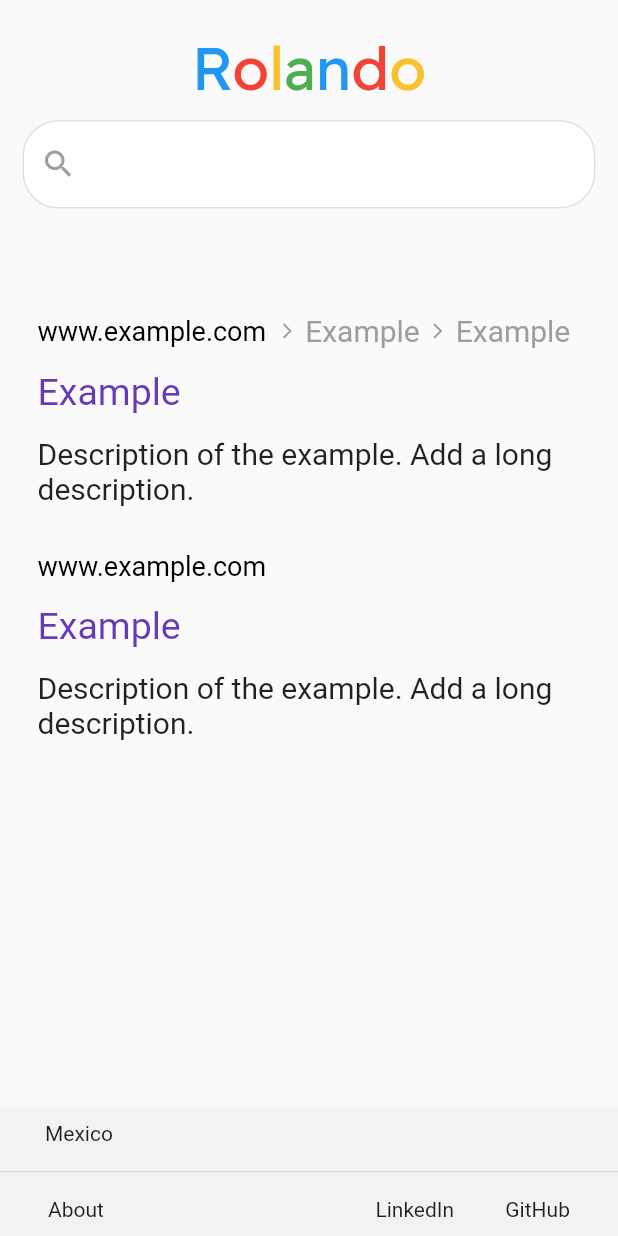
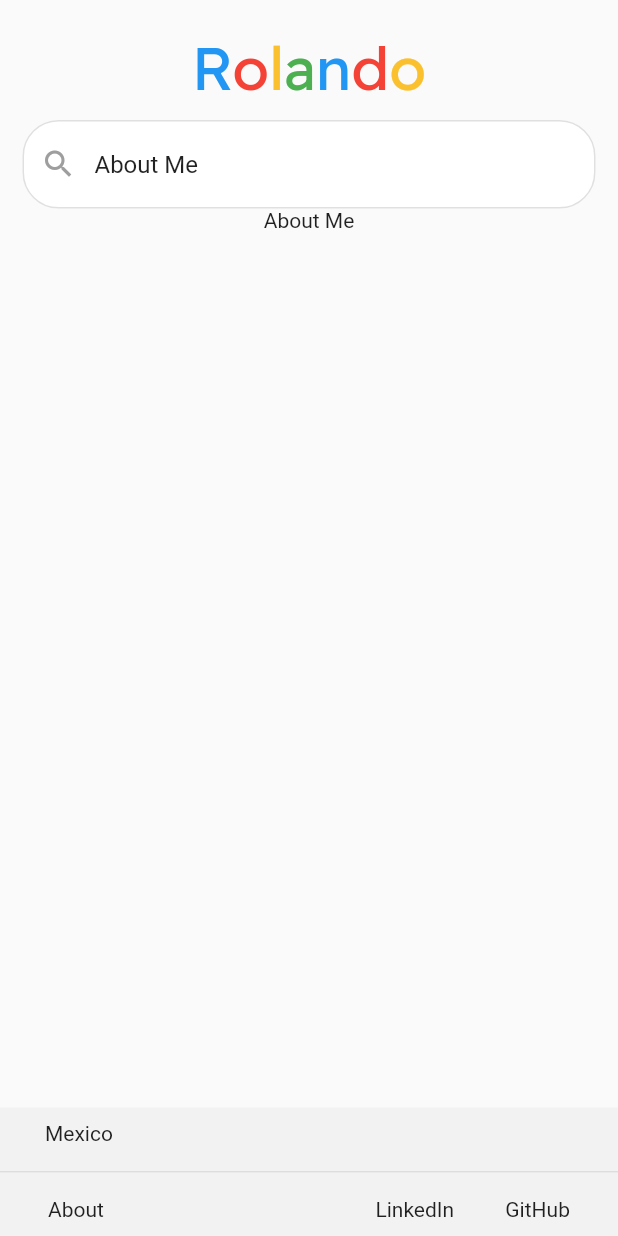
Before and after one commit to DevKhalyd/rg_portfolio, a Flutter app: the SearchScreen screen opened by its route, on a phone screen of 412 x 824 dp. Run offline on Flutter 3.47's test engine with Material 2 defaults, Android fonts, the phone set to English and light mode, and no system bars; our stand-ins replace bloc, equatable, flutter_bloc, flutter_smart_dialog.

Commit message:
Improvements in the web

```diff
--- a/lib/app.dart
+++ b/lib/app.dart
@@ -18,7 +18,6 @@ class App extends StatelessWidget {
               create: (_) => HomeBloc(
                     homeRepository: HomeRepository(),
                   )),
-          // TODO: Define here the new bloc because of the Web on Flutter
         ],
         // Note Here the data
         child: MaterialApp(
@@ -40,7 +39,7 @@ class App extends StatelessWidget {
             ),
           ),
           title: Utils.appName,
-          initialRoute: Routes.home,
+          initialRoute: Routes.initialRoute,
           routes: Routes.routes,
         ));
   }
--- a/lib/core/routes.dart
+++ b/lib/core/routes.dart
@@ -4,8 +4,10 @@ import '../features/home/presentation/screens/home_screen.dart';
 import '../features/search/presentation/screen/search_screen.dart';
 
 abstract class Routes {
+  static const initialRoute = home;
+
   /// The first route to show in the screen
-  static const String home = '/home';
+  static const home = '/home';
   static const search = '/search';
 
   static final routes = <String, WidgetBuilder>{
@@ -13,8 +15,3 @@ abstract class Routes {
     search: (_) => const SearchScreen(),
   };
 }
-
-test() {
-  // Basically I can put how to show the dialog... if its a stack or a simple dialog
-  //showDialog(context: context, builder: builder);
-}
--- a/lib/features/home/presentation/bloc/home_event.dart
+++ b/lib/features/home/presentation/bloc/home_event.dart
@@ -34,5 +34,15 @@ class HomeTogglePressed extends HomeEvent {
   List<Object> get props => [menu];
 }
 
+/// Event when the user select a new item in the menu
+class HomeSelectedSearch extends HomeEvent {
+  const HomeSelectedSearch({required this.item});
+
+  final SearchItem item;
+
+  @override
+  List<Object> get props => [item];
+}
+
 /// When the screen is in the initial state [HomeLoaded]
 class HomeInitial extends HomeEvent {}
--- a/lib/features/home/presentation/bloc/home_repository.dart
+++ b/lib/features/home/presentation/bloc/home_repository.dart
@@ -1,15 +1,19 @@
 import '../../../../core/utils/utils.dart';
 import '../../domain/usecases/searcher_item.dart';
 
+final _searchItems = [
+  SearchItem(label: 'About Me'),
+  SearchItem(label: 'Projects'),
+];
+
 /// The logic for the HomeRepository
 class HomeRepository {
-  final _searchItems = [
-    SearchItem(label: 'About me'),
-    SearchItem(label: 'Projects'),
-    SearchItem(label: 'More...'),
-  ];
+  List<SearchItem> get searchItems => _searchItems;
 
-  List<SearchItem> get searchItems => _searchItems;
+  SearchItem _currentSearchItem = _searchItems[0];
+
+  /// Current item showing to the user
+  SearchItem get currentSearchItem => _currentSearchItem;
 
   bool _isMenuOpen = false;
 
@@ -23,10 +27,11 @@ class HomeRepository {
     }
   }
 
-  void changeSearchItem(SearchItem item) {
+  void updateSearchItem(SearchItem item) {
     for (var element in _searchItems) {
       if (element.label == item.label) {
         element.wasSelected = true;
+        _currentSearchItem = element;
         break;
       }
     }
--- a/lib/features/home/presentation/bloc/home_state.dart
+++ b/lib/features/home/presentation/bloc/home_state.dart
@@ -1,7 +1,6 @@
 part of 'home_bloc.dart';
 
 /*
-
 What are the states?
 
 Basically the state of the current page.
@@ -54,3 +53,13 @@ class HomeError extends HomeState {
   @override
   List<Object> get props => [message];
 }
+
+class HomeSearch extends HomeState {
+  const HomeSearch({required this.search});
+
+  /// The item selected by the user
+  final SearchItem search;
+
+  @override
+  List<Object> get props => [search];
+}
--- a/lib/features/home/presentation/widgets/body/body_home.dart
+++ b/lib/features/home/presentation/widgets/body/body_home.dart
@@ -23,9 +23,8 @@ class BodyHome extends StatelessWidget {
         const RGName(),
         const SizedBox(height: 30),
         TextFieldSearcher(
-          onSelected: (option) {
-            Navigator.of(context).pushNamed(Routes.search, arguments: option);
-          },
+          onSelected: (option) =>
+              Navigator.of(context).pushNamed(Routes.search),
         ),
         const SizedBox(height: 40),
         Row(
--- a/lib/features/home/presentation/widgets/body/txt_field_searcher.dart
+++ b/lib/features/home/presentation/widgets/body/txt_field_searcher.dart
@@ -20,9 +20,11 @@ class TextFieldSearcher extends StatefulWidget {
   const TextFieldSearcher({
     Key? key,
     this.onSelected,
+    this.initialValue = '',
   }) : super(key: key);
 
   final void Function(SearchItem)? onSelected;
+  final String initialValue;
 
   @override
   State<TextFieldSearcher> createState() => _TextFieldSearcherState();
@@ -32,6 +34,15 @@ class _TextFieldSearcherState extends State<TextFieldSearcher> {
   // Need for a correct working of the text field
   final focusNode = FocusNode();
   final controller = TextEditingController();
+
+  void Function(SearchItem)? onSelected;
+
+  @override
+  void initState() {
+    super.initState();
+    onSelected = widget.onSelected;
+    controller.text = widget.initialValue;
+  }
 
   @override
   Widget build(BuildContext context) {
@@ -45,7 +56,10 @@ class _TextFieldSearcherState extends State<TextFieldSearcher> {
     return RawAutocomplete<SearchItem>(
         textEditingController: controller,
         focusNode: focusNode,
-        onSelected: widget.onSelected,
+        onSelected: (item) {
+          context.read<HomeBloc>().add(HomeSelectedSearch(item: item));
+          if (onSelected != null) onSelected!(item);
+        },
         fieldViewBuilder: (_, controller, focusNode, onSubmitted) {
           return Padding(
             padding: EdgeInsets.symmetric(horizontal: isMobileSize ? 15 : 0),
@@ -91,6 +105,7 @@ class _TextFieldSearcherState extends State<TextFieldSearcher> {
             ),
           );
         },
+        // The options to show in the screen
         optionsBuilder: (textEditingValue) => homeRepository.searchItems,
         optionsViewBuilder: (_, onSelected, options) {
           const sharedBorderRadius = BorderRadius.only(
@@ -118,7 +133,7 @@ class _TextFieldSearcherState extends State<TextFieldSearcher> {
                       hoverColor: Colors.grey.shade300,
                       leading: const Icon(Icons.history),
                       onTap: () {
-                        homeRepository.changeSearchItem(option);
+                        homeRepository.updateSearchItem(option);
                         onSelected(option);
                       },
                       title: TextCustom(
--- a/lib/features/search/presentation/screen/search_screen.dart
+++ b/lib/features/search/presentation/screen/search_screen.dart
@@ -4,8 +4,6 @@ import '../widgets/body/body_searcher.dart';
 import '../widgets/footer/footer_searcher.dart';
 import '../widgets/header/header_searcher.dart';
 
-
-// TODO: Work on the items to show in the BodySearcher
 
 class SearchScreen extends StatelessWidget {
   const SearchScreen({Key? key}) : super(key: key);
--- a/lib/features/search/presentation/widgets/body/body_searcher.dart
+++ b/lib/features/search/presentation/widgets/body/body_searcher.dart
@@ -1,9 +1,9 @@
 import 'package:flutter/material.dart';
 import 'package:flutter_bloc/flutter_bloc.dart';
+import 'package:rg_portfolio/core/widgets/text_custom.dart';
 
 import '../../../../../core/extensions/build_context_ext.dart';
 import '../../../../home/presentation/bloc/home_bloc.dart';
-import 'searcher_link_item.dart';
 
 class BodySearcher extends StatelessWidget {
   const BodySearcher({Key? key}) : super(key: key);
@@ -56,7 +56,6 @@ class BodySearcher extends StatelessWidget {
 }
 
 
-// TODO: Start to listen to this place
 /// The results of the search
 class ResultsSearch extends StatelessWidget {
   const ResultsSearch({
@@ -65,7 +64,16 @@ class ResultsSearch extends StatelessWidget {
 
   @override
   Widget build(BuildContext context) {
-    return ListView(
+    final repo = context.read<HomeBloc>().homeRepository;
+
+    return BlocBuilder<HomeBloc, HomeState>(
+      builder: (context, state) {
+        if (state is HomeSearch) return TextCustom(state.search.label);
+
+        return TextCustom(repo.currentSearchItem.label);
+
+        // TODO: Do this one
+        /* return ListView(
           children: [
             const SizedBox(height: 40),
             SearchLinkItem(
@@ -73,15 +81,19 @@ class ResultsSearch extends StatelessWidget {
               url: 'www.example.com',
               title: 'Example',
               topicList: const ['Example', 'Example'],
-          description: 'Description of the example. Add a long description.',
+              description:
+                  'Description of the example. Add a long description.',
             ),
             SearchLinkItem(
               onTap: () {},
               url: 'www.example.com',
               title: 'Example',
-          description: 'Description of the example. Add a long description.',
+              description:
+                  'Description of the example. Add a long description.',
             ),
           ],
+        );*/
+      },
     );
   }
 }
--- a/lib/features/search/presentation/widgets/header/header_searcher.dart
+++ b/lib/features/search/presentation/widgets/header/header_searcher.dart
@@ -17,13 +17,17 @@ class HeaderSearcher extends StatelessWidget {
   Widget build(BuildContext context) {
     final width = context.width;
 
+    final fieldSearcher = TextFieldSearcher(
+        initialValue:
+            context.read<HomeBloc>().homeRepository.currentSearchItem.label);
+
     if (width < minWidthSearch) {
       return Column(
-        children: const [
-          SizedBox(height: 20),
-          RGName.forSearch(),
-          SizedBox(height: 10),
-          TextFieldSearcher(),
+        children: [
+          const SizedBox(height: 20),
+          const RGName.forSearch(),
+          const SizedBox(height: 10),
+          fieldSearcher,
         ],
       );
     }
@@ -38,7 +42,7 @@ class HeaderSearcher extends StatelessWidget {
           const SizedBox(width: 20),
           const RGName.forSearch(),
           const SizedBox(width: 27),
-          const TextFieldSearcher(),
+          fieldSearcher,
           const Spacer(),
           IconMenu(
             onPressed: () {
```
Also changed, not shown: lib/features/home/presentation/bloc/home_bloc.dart (+13 -0 lines). Lines whose indentation alone changed are shown as unchanged.
